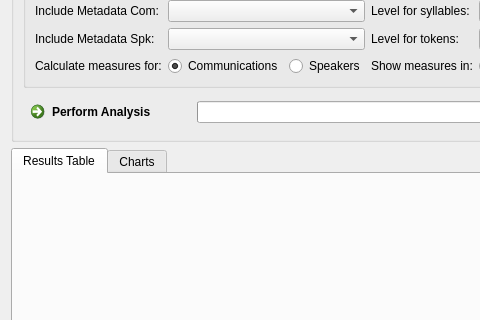
This is app/statistics/temporal/AnalyserTemporalWidget.ui in praaline/Praaline as Qt 5 draws it before an edit; both pictures show x 0 to 480 and y 97 to 417 of the 995 by 643 pixel window. The edited form follows.
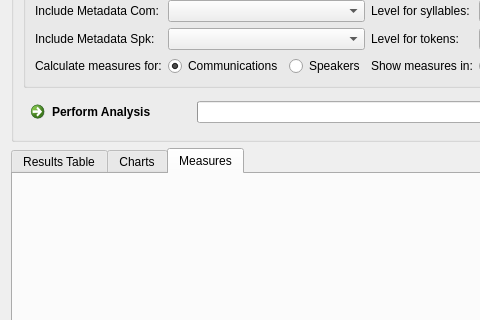
This is the edited form. Custom widgets are drawn as their Qt base class.

What changed in the file:
```diff
--- a/app/statistics/temporal/AnalyserTemporalWidget.ui
+++ b/app/statistics/temporal/AnalyserTemporalWidget.ui
@@ -248,7 +248,7 @@
    <item row="1" column="0">
     <widget class="QTabWidget" name="tabWidget">
      <property name="currentIndex">
-      <number>0</number>
+      <number>2</number>
      </property>
      <widget class="QWidget" name="tabResultsTable">
       <attribute name="title">
@@ -424,6 +424,12 @@
        </item>
       </layout>
      </widget>
+     <widget class="QWidget" name="tabMeasureDefinitions">
+      <attribute name="title">
+       <string>Measures</string>
+      </attribute>
+      <layout class="QGridLayout" name="gridLayoutMeasureDefinitions"/>
+     </widget>
     </widget>
    </item>
   </layout>
```
Left out of the diff: 2 changed lines with no effect on the pictures.
